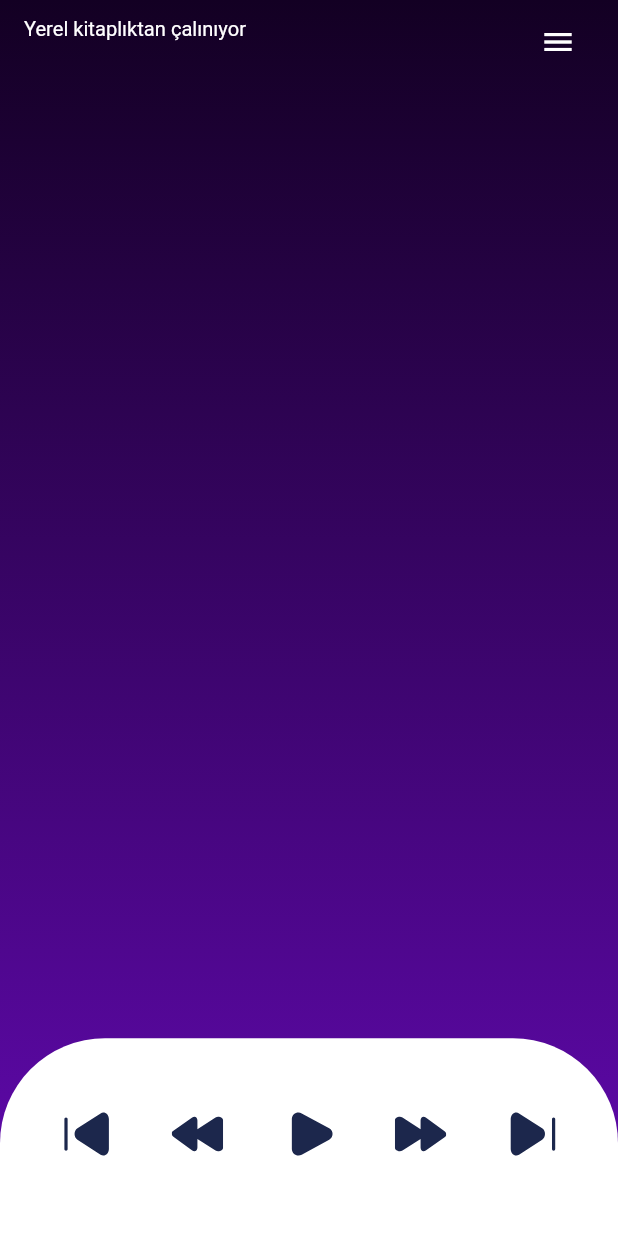
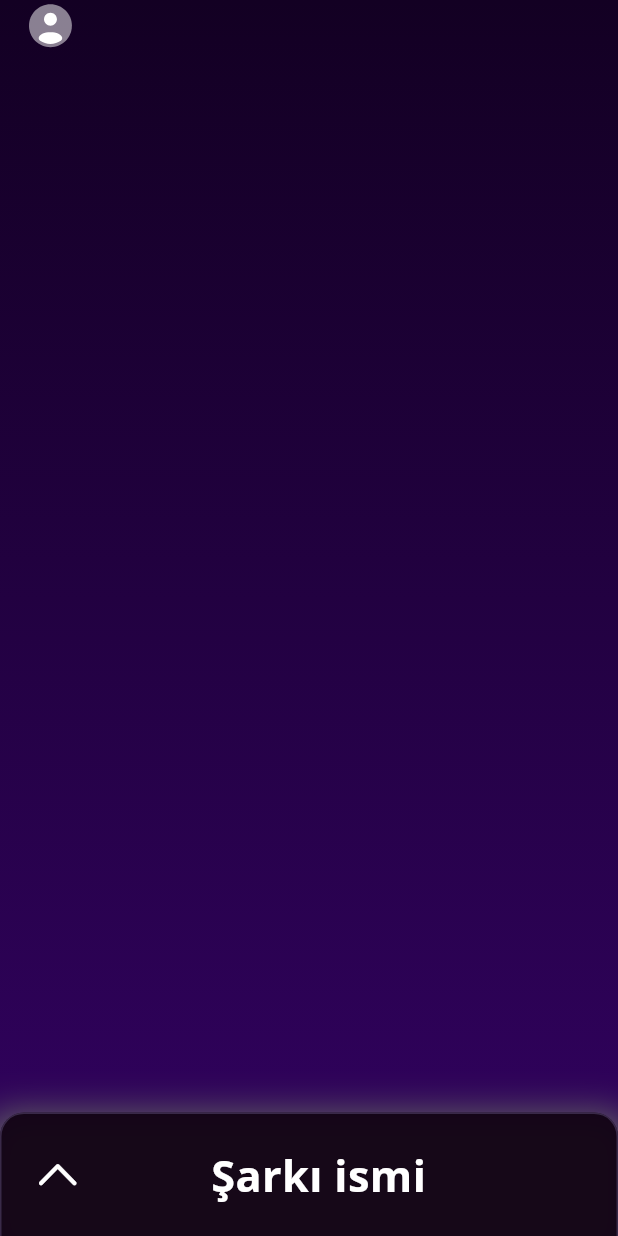
Before and after one commit to GozdeAA/music, a Flutter app: the screen it shows after launch, on a phone screen of 412 x 824 dp. Run offline on Flutter 3.47's test engine with Material 3 defaults, Android fonts, the phone set to English and light mode, and no system bars; drawn by our look-alikes of animated_text_kit, card_swiper; our stand-ins replace audioplayers, dio, flutter_easyloading, flutter_svg, get, logger and 2 more; Roboto replaces fonts that are missing (Open Sans).

Commit message:
home & player page

```diff
--- a/lib/controllers/home_vm.dart
+++ b/lib/controllers/player_vm.dart
@@ -6,7 +6,7 @@ import 'package:permission_handler/permission_handler.dart';
 
 import '../utilities/constants/enums.dart';
 
-class HomeVM extends GetxController {
+class PlayerVM extends GetxController {
   SwiperController swiperController = SwiperController();
   AudioPlayer player = AudioPlayer();
   RxList<SongModel> files = <SongModel>[].obs;
@@ -46,7 +46,7 @@ class HomeVM extends GetxController {
   }
 
   Future getFiles() async {
-  //  files.value = await _audioQuery.querySongs();
+    files.value = await _audioQuery.querySongs();
     printInfo(info: "bulunan dosya sayısı: ${files.length}");
   }
 
--- a/lib/pages/home.dart
+++ b/lib/pages/home.dart
@@ -1,184 +1,117 @@
-import 'package:card_swiper/card_swiper.dart';
+import 'package:animated_text_kit/animated_text_kit.dart';
+import 'package:flutter/cupertino.dart';
 import 'package:flutter/material.dart';
-import 'package:flutter_svg/flutter_svg.dart';
-import 'package:freechoice_music/controllers/home_vm.dart';
-import 'package:freechoice_music/pages/song_list.dart';
+import 'package:freechoice_music/controllers/player_vm.dart';
+import 'package:freechoice_music/pages/player.dart';
 import 'package:freechoice_music/utilities/extensions/sizer.dart';
 import 'package:freechoice_music/utilities/widgets/custom_widget/background_grad.dart';
 import 'package:get/get.dart';
-import '../utilities/constants/consts.dart';
-import '../utilities/constants/enums.dart';
+
+import '../utilities/widgets/custom_icon_button.dart';
 
 class HomePage extends StatelessWidget {
   const HomePage({Key? key}) : super(key: key);
 
-  //TODO fix animated switcher
-
   @override
   Widget build(BuildContext context) {
-    var vm = Get.put(HomeVM());
+    var vm = PlayerVM();
     return Scaffold(
-        extendBodyBehindAppBar: true,
-        appBar: AppBar(
-          centerTitle: true,
-          automaticallyImplyLeading: true,
-          title: Obx(() => Row(
+      body: Stack(
+        children: [
+          const BackgroundGrad(colors: [Color(0xff320261), Color(0xff130023)]),
+          SafeArea(
+            child: Column(
               mainAxisAlignment: MainAxisAlignment.spaceBetween,
               children: [
-                  Text(
-                    "Yerel kitaplıktan çalınıyor\n${vm.currentSongName.value}",
-                    overflow: TextOverflow.ellipsis,
-                    maxLines: 2,
-                    style: TextStyle(color: Colors.white, fontSize: 15.sp),
-                    textAlign: TextAlign.center,
+                Padding(
+                  padding: EdgeInsets.symmetric(horizontal: 4.w),
+                  child: Row(
+                    children: [
+                      CustomIconButton(
+                        assetName: 'user',
+                        onPressed: () {
+                          //setting page
+                        },
                       ),
-                  IconButton(
-                      onPressed: () {Get.to(() => const SongListPage());},
-                      icon: Icon(
-                        Icons.menu_outlined,
-                        color: colors.primary,
-                      ))
-                ],
-              )),
-          elevation: 0,
-          backgroundColor: Colors.white.withOpacity(0),
-        ),
-        body: Stack(
-          alignment: Alignment.topCenter,
-          children: [
-            const BackgroundGrad(
-                colors: [Color(0xff6109AF), Color(0xff130023)]),
-            Column(
-              children: [
-                SizedBox(
-                  //nereden çalındıgı yazsın, çalma listesi mesela veya klasör
-                  height: 15.h, //appbar olacak
-                ),
-                Obx(
-                  () => SizedBox(
-                    height: 50.h,
-                    child: Swiper(
-                      onIndexChanged: (i) {
-                        if (vm.files.isNotEmpty) {
-                          vm.currentIndex.value = i;
-                          //vm.checkPlayingStatus();
-                          vm.testplay(i: i, PlayType.current);
-                        }
-                      },
-                      loop: false,
-                      controller: vm.swiperController,
-                      itemBuilder: (BuildContext context, int index) {
-                        return Container(
-                          padding: EdgeInsets.all(1.h),
-                          decoration: const BoxDecoration(
-                              color: Colors.white,
-                              borderRadius:
-                                  BorderRadius.all(Radius.circular(20))),
-                          child: Column(
-                            mainAxisAlignment: MainAxisAlignment.end,
-                            children: [
-                              Text(vm.files[index].title),
-                              Text(vm.files[index].artist ?? ""),
                     ],
                   ),
-                        );
-                      },
-                      itemCount: vm.files.length,
-                      viewportFraction: 0.8,
-                      scale: 0.9,
                 ),
-                  ),
-                )
+                Padding(
+                    padding: EdgeInsets.symmetric(horizontal: 4.w),
+                    child: const Column(children: [
+
+                    ],)),
+                songArea(),
               ],
             ),
-            Align(alignment: Alignment.bottomCenter, child: playArea(vm))
-          ],
-        ));
-  }
-
-  Container playArea(HomeVM vm) {
-    return Container(
-      height: 16.h,
-      decoration: const BoxDecoration(
-          color: Colors.white,
-          borderRadius: BorderRadius.only(
-              topLeft: Radius.circular(70), topRight: Radius.circular(70))),
-      child: Column(
-        mainAxisAlignment: MainAxisAlignment.center,
-        crossAxisAlignment: CrossAxisAlignment.center,
-        children: [
-          Row(
-            mainAxisAlignment: MainAxisAlignment.spaceEvenly,
-            crossAxisAlignment: CrossAxisAlignment.center,
-            children: [
-              customIcon("skip_previous",
-                  onPressed: () => vm.testplay(PlayType.previous)),
-              customIcon("pre", onPressed: () => vm.pre10Seconds()),
-              AnimatedSwitcher(
-                transitionBuilder: (Widget child, Animation<double> animation) {
-                  return ScaleTransition(scale: animation, child: child);
-                },
-                reverseDuration: const Duration(seconds: 5),
-                duration: const Duration(seconds: 5),
-                switchInCurve: Curves.bounceInOut,
-                switchOutCurve: Curves.easeOutCirc,
-                child: Obx(() => customButton(vm.playButton.value, vm)),
-              ),
-              customIcon("next", onPressed: () => vm.next10Seconds()),
-              customIcon("skip_next",
-                  onPressed: () => vm.testplay(PlayType.next)),
-            ],
-          ),
-          SizedBox(
-            height: 0.5.h,
           ),
         ],
       ),
     );
   }
 
-  Widget customButton(bool play, vm) {
-    if (play) {
-      return playButton(vm);
-    } else {
-      return pauseButton(vm);
-    }
-  }
-
-  Widget playButton(HomeVM vm) {
-    return GestureDetector(
-        child: SvgPicture.asset(
-          "assets/images/icons/play.svg",
-          height: 24.sp,
+  Container songArea() {
+    return Container(
+      //TODO animated container
+      height: 10.h,
+      padding: EdgeInsets.symmetric(horizontal: 3.w),
+      decoration: BoxDecoration(
+          color: const Color(0xec100112),
+          boxShadow: [
+            BoxShadow(
+                offset: const Offset(0, 9),
+                blurRadius: 20,
+                color: Colors.grey.shade700,
+                spreadRadius: 9)
+          ],
+          borderRadius: const BorderRadius.only(
+              topLeft: Radius.circular(16), topRight: Radius.circular(16)),
+          border: const Border(
+              top: BorderSide(color: Color(0xb847375b)),
+              left: BorderSide(color: Color(0xb847375b)),
+              right: BorderSide(color: Color(0xb847375b)))),
+      child: Row(
+        children: [
+          Flexible(
+              child: IconButton(
+                  icon: Icon(
+                    CupertinoIcons.chevron_up,
+                    color: Colors.white,
+                    size: 24.sp,
                   ),
-        onTap: () {
-          vm.testplay(PlayType.current);
-          vm.playButton.value = false;
-        });
-  }
-
-  Widget pauseButton(HomeVM vm) {
-    return GestureDetector(
-        child: SvgPicture.asset(
-          "assets/images/icons/pause.svg",
-          height: 24.sp,
+                  onPressed: () => Get.to(() => const PlayerPage(),
+                      transition: Transition.downToUp))),
+          const Spacer(),
+          Flexible(
+            flex: 3,
+            child: AnimatedTextKit(
+              animatedTexts: [
+                TypewriterAnimatedText(
+                  'Şarkı ismi',
+                  speed: const Duration(milliseconds: 100),
+                  cursor: "",
+                  textStyle: TextStyle(
+                    fontSize: 22.sp,
+                    color: Colors.white,
+                    fontWeight: FontWeight.bold,
                   ),
-        onTap: () {
-          vm.player.pause();
-          vm.playButton.value = true;
-        });
-  }
-
-  Flexible customIcon(String assetName,
-      {VoidCallback? onPressed, int? flex, double? size, double? grade}) {
-    return Flexible(
-      flex: flex ?? 1,
-      child: GestureDetector(
-        onTap: onPressed ?? () {},
-        child: SvgPicture.asset(
-          "assets/images/icons/$assetName.svg",
-          height: size ?? 24.sp,
                 ),
+                TypewriterAnimatedText(
+                  'cicikus ismi',
+                  cursor: "",
+                  speed: const Duration(milliseconds: 100),
+                  textStyle: TextStyle(
+                    fontSize: 22.sp,
+                    color: Colors.white,
+                    fontWeight: FontWeight.bold,
+                  ),
+                ),
+              ],
+              stopPauseOnTap: true,
+              repeatForever: true,
+            ),
+          )
+        ],
       ),
     );
   }
--- a/lib/pages/song_list.dart
+++ b/lib/pages/song_list.dart
@@ -84,7 +84,7 @@ class SongListPage extends StatelessWidget {
         title: Text(title),
         subtitle: Text(subtitle),
         trailing: IconButton(
-          icon: Icon(Icons.menu_open_sharp),
+          icon: const Icon(Icons.menu_open_sharp),
           onPressed: onPressed,
         ),
       ),
--- a/lib/utilities/widgets/appbar.dart
+++ b/lib/utilities/widgets/appbar.dart
@@ -41,7 +41,7 @@ class CustomAppbar extends StatelessWidget implements PreferredSizeWidget {
                             }
                           },
                           child: Icon(
-                            CupertinoIcons.chevron_down,
+                            CupertinoIcons.arrow_left,
                             color: colors.primary,
                           )),
                     ),
--- /dev/null
+++ b/lib/utilities/widgets/custom_icon_button.dart
@@ -0,0 +1,29 @@
+import 'package:flutter/material.dart';
+import 'package:flutter_svg/svg.dart';
+import 'package:freechoice_music/utilities/extensions/sizer.dart';
+
+class CustomIconButton extends StatelessWidget {
+  const CustomIconButton(
+      {Key? key, required this.assetName, this.onPressed, this.size, this.flex, this.grade})
+      : super(key: key);
+
+  final String assetName;
+  final VoidCallback? onPressed;
+  final double? size;
+  final int? flex;
+  final double? grade;
+
+  @override
+  Widget build(BuildContext context) {
+    return Flexible(
+      flex: flex ?? 1,
+      child: GestureDetector(
+        onTap: onPressed ?? () {},
+        child: SvgPicture.asset(
+          "assets/images/icons/$assetName.svg",
+          height: size ?? 24.sp,
+        ),
+      ),
+    );
+  }
+}
--- a/pubspec.yaml
+++ b/pubspec.yaml
@@ -24,6 +24,7 @@ dependencies:
   logger: ^1.1.0
   dio: ^5.3.3
   permission_handler: ^11.1.0
+  animated_text_kit: ^4.2.2
   webview_flutter: ^4.4.1
 
 dev_dependencies:
```
Also changed, not shown: lib/pages/player.dart (added, +218 -0 lines), assets/images/icons/user.svg (added), lib/pages/search.dart (added), lib/pages/settings.dart (added), pubspec.lock. Lines whose indentation alone changed are shown as unchanged.
